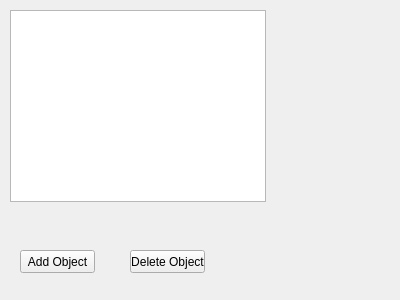
mizquierdo97/Graphics, file Graphics/hierarchy.ui: the form before one commit.
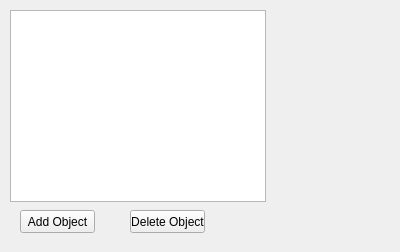
The form after the commit.

Patch:
```diff
--- a/Graphics/hierarchy.ui
+++ b/Graphics/hierarchy.ui
@@ -7,9 +7,15 @@
     <x>0</x>
     <y>0</y>
     <width>400</width>
-    <height>300</height>
+    <height>252</height>
    </rect>
   </property>
+  <property name="maximumSize">
+   <size>
+    <width>500</width>
+    <height>252</height>
+   </size>
+  </property>
   <property name="windowTitle">
    <string>Form</string>
   </property>
@@ -17,7 +23,7 @@
    <property name="geometry">
     <rect>
      <x>20</x>
-     <y>250</y>
+     <y>210</y>
      <width>75</width>
      <height>23</height>
     </rect>
@@ -30,7 +36,7 @@
    <property name="geometry">
     <rect>
      <x>130</x>
-     <y>250</y>
+     <y>210</y>
      <width>75</width>
      <height>23</height>
     </rect>
```
